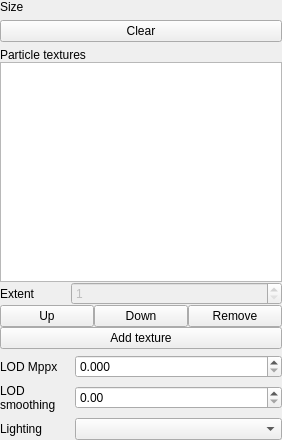
Old version of the form applications/ParticlesEditor/src/PropertiesWidget/ParticleFieldWidget.ui in the repository AluminiumRat/mtt.
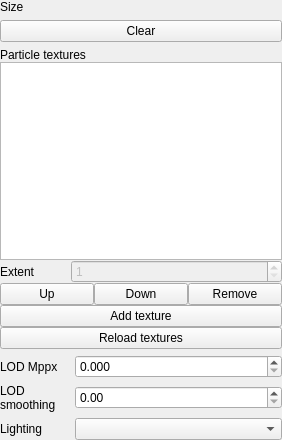
New version of the form.

Commit message: Reload textures of particle field added to particles editor.

Diff of the .ui file:
```diff
--- a/applications/ParticlesEditor/src/PropertiesWidget/ParticleFieldWidget.ui
+++ b/applications/ParticlesEditor/src/PropertiesWidget/ParticleFieldWidget.ui
@@ -151,6 +151,13 @@
        </property>
       </widget>
      </item>
+     <item>
+      <widget class="QPushButton" name="reloadTexturesButton">
+       <property name="text">
+        <string>Reload textures</string>
+       </property>
+      </widget>
+     </item>
     </layout>
    </item>
    <item>
```
The commit also changes 3 other files.
